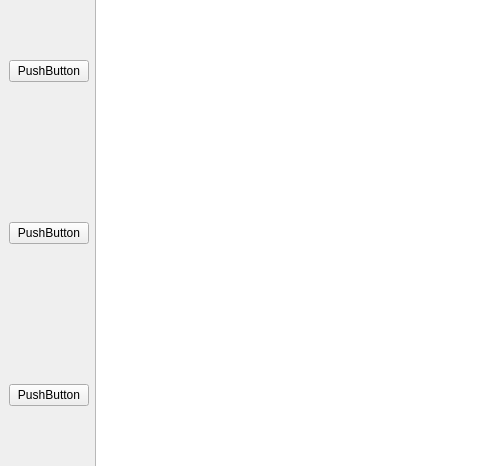
First picture: the form in main.ui, repository AntaKaLin/daniil_agatha_demo, before the edit; both pictures show x 0 to 480 and y 83 to 549 of the 856 by 655 pixel window.
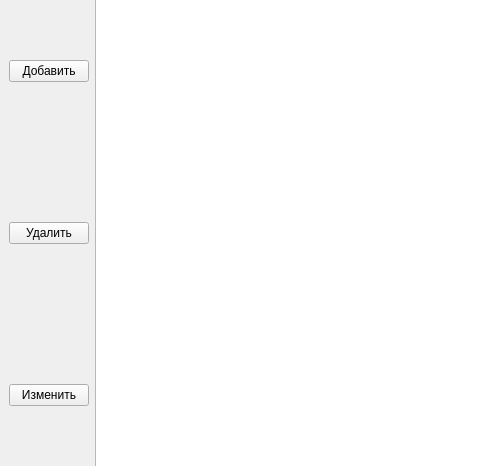
Second picture: the form after the edit.

Diff of the .ui file:
```diff
--- a/main.ui
+++ b/main.ui
@@ -20,21 +20,21 @@
       <item>
        <widget class="QPushButton" name="pushButton_2">
         <property name="text">
-         <string>PushButton</string>
+         <string>Добавить</string>
         </property>
        </widget>
       </item>
       <item>
        <widget class="QPushButton" name="pushButton_3">
         <property name="text">
-         <string>PushButton</string>
+         <string>Удалить</string>
         </property>
        </widget>
       </item>
       <item>
        <widget class="QPushButton" name="pushButton">
         <property name="text">
-         <string>PushButton</string>
+         <string>Изменить</string>
         </property>
        </widget>
       </item>
```
Left out of the diff: 6 changed lines with no effect on the pictures.
